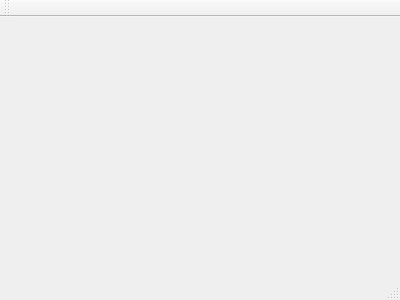
Old version of the form app/form/mainwindow.ui in the repository FormSeher/formseher.
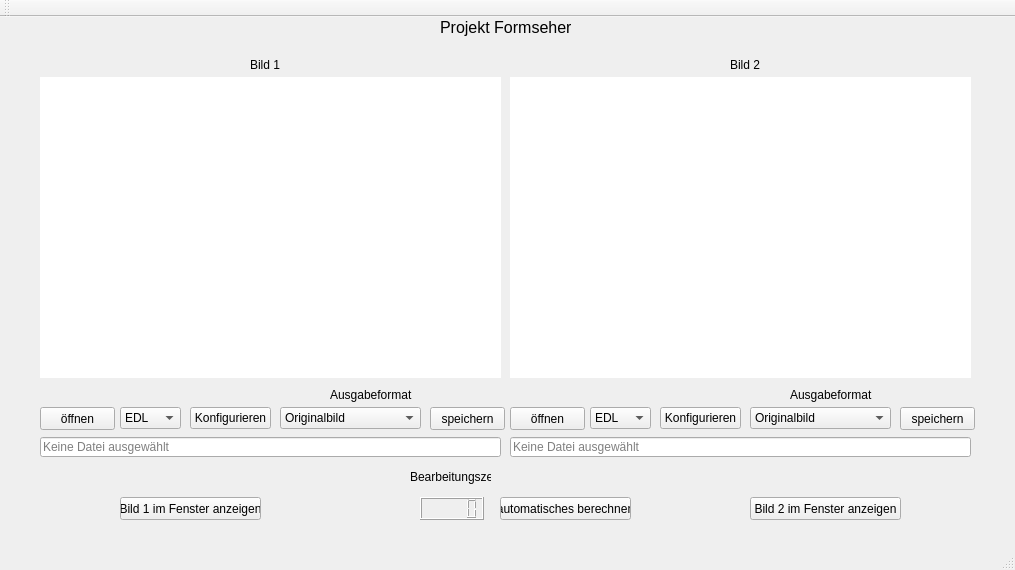
New version of the form.

Commit message: Added anwies's MainWindow.

```diff
--- a/app/form/mainwindow.ui
+++ b/app/form/mainwindow.ui
@@ -1,24 +1,1238 @@
 <ui version="4.0">
  <class>MainWindow</class>
- <widget class="QMainWindow" name="MainWindow" >
-  <property name="geometry" >
+ <widget class="QMainWindow" name="MainWindow">
+  <property name="geometry">
    <rect>
     <x>0</x>
     <y>0</y>
-    <width>400</width>
-    <height>300</height>
+    <width>1015</width>
+    <height>570</height>
    </rect>
   </property>
   <property name="windowTitle" >
    <string>MainWindow</string>
   </property>
-  <widget class="QMenuBar" name="menuBar" />
-  <widget class="QToolBar" name="mainToolBar" />
-  <widget class="QWidget" name="centralWidget" />
-  <widget class="QStatusBar" name="statusBar" />
+  <widget class="QWidget" name="centralWidget">
+   <widget class="QLabel" name="label">
+    <property name="geometry">
+     <rect>
+      <x>250</x>
+      <y>40</y>
+      <width>71</width>
+      <height>16</height>
+     </rect>
+    </property>
+    <property name="text">
+     <string>Bild 1</string>
+    </property>
+   </widget>
+   <widget class="QLCDNumber" name="runtime">
+    <property name="geometry">
+     <rect>
+      <x>420</x>
+      <y>480</y>
+      <width>64</width>
+      <height>23</height>
+     </rect>
+    </property>
+   </widget>
+   <widget class="QPushButton" name="autocalculate">
+    <property name="geometry">
+     <rect>
+      <x>500</x>
+      <y>480</y>
+      <width>131</width>
+      <height>23</height>
+     </rect>
+    </property>
+    <property name="text">
+     <string>automatisches berechnen</string>
+    </property>
+   </widget>
+   <widget class="QLabel" name="bearbeitungszeit_2">
+    <property name="geometry">
+     <rect>
+      <x>410</x>
+      <y>450</y>
+      <width>81</width>
+      <height>20</height>
+     </rect>
+    </property>
+    <property name="text">
+     <string>Bearbeitungszeit</string>
+    </property>
+   </widget>
+   <widget class="QLabel" name="label_2">
+    <property name="geometry">
+     <rect>
+      <x>730</x>
+      <y>40</y>
+      <width>71</width>
+      <height>16</height>
+     </rect>
+    </property>
+    <property name="text">
+     <string>Bild 2</string>
+    </property>
+   </widget>
+   <widget class="QLabel" name="label_7">
+    <property name="geometry">
+     <rect>
+      <x>440</x>
+      <y>0</y>
+      <width>131</width>
+      <height>21</height>
+     </rect>
+    </property>
+    <property name="font">
+     <font>
+      <pointsize>12</pointsize>
+     </font>
+    </property>
+    <property name="text">
+     <string>Projekt Formseher</string>
+    </property>
+   </widget>
+   <widget class="QLabel" name="label_6">
+    <property name="geometry">
+     <rect>
+      <x>790</x>
+      <y>370</y>
+      <width>91</width>
+      <height>16</height>
+     </rect>
+    </property>
+    <property name="text">
+     <string>Ausgabeformat</string>
+    </property>
+   </widget>
+   <widget class="QComboBox" name="comboBox_2">
+    <property name="geometry">
+     <rect>
+      <x>590</x>
+      <y>390</y>
+      <width>61</width>
+      <height>22</height>
+     </rect>
+    </property>
+    <item>
+     <property name="text">
+      <string>EDL</string>
+     </property>
+    </item>
+    <item>
+     <property name="text">
+      <string>LSD</string>
+     </property>
+    </item>
+    <item>
+     <property name="text">
+      <string>Hough</string>
+     </property>
+    </item>
+   </widget>
+   <widget class="QPushButton" name="save1">
+    <property name="geometry">
+     <rect>
+      <x>430</x>
+      <y>390</y>
+      <width>75</width>
+      <height>23</height>
+     </rect>
+    </property>
+    <property name="text">
+     <string>speichern</string>
+    </property>
+   </widget>
+   <widget class="QComboBox" name="comboBox">
+    <property name="geometry">
+     <rect>
+      <x>120</x>
+      <y>390</y>
+      <width>61</width>
+      <height>22</height>
+     </rect>
+    </property>
+    <item>
+     <property name="text">
+      <string>EDL</string>
+     </property>
+    </item>
+    <item>
+     <property name="text">
+      <string>LSD</string>
+     </property>
+    </item>
+    <item>
+     <property name="text">
+      <string>Hough</string>
+     </property>
+    </item>
+   </widget>
+   <widget class="QComboBox" name="displayconfig1">
+    <property name="geometry">
+     <rect>
+      <x>280</x>
+      <y>390</y>
+      <width>141</width>
+      <height>22</height>
+     </rect>
+    </property>
+    <item>
+     <property name="text">
+      <string>Originalbild</string>
+     </property>
+    </item>
+    <item>
+     <property name="text">
+      <string>Linienbild</string>
+     </property>
+    </item>
+    <item>
+     <property name="text">
+      <string>Original- und Linienbild</string>
+     </property>
+    </item>
+   </widget>
+   <widget class="QLabel" name="label_3">
+    <property name="geometry">
+     <rect>
+      <x>330</x>
+      <y>370</y>
+      <width>91</width>
+      <height>16</height>
+     </rect>
+    </property>
+    <property name="text">
+     <string>Ausgabeformat</string>
+    </property>
+   </widget>
+   <widget class="QPushButton" name="pushButton_2">
+    <property name="geometry">
+     <rect>
+      <x>660</x>
+      <y>390</y>
+      <width>81</width>
+      <height>22</height>
+     </rect>
+    </property>
+    <property name="text">
+     <string>Konfigurieren</string>
+    </property>
+   </widget>
+   <widget class="QPushButton" name="openpicture1">
+    <property name="geometry">
+     <rect>
+      <x>40</x>
+      <y>390</y>
+      <width>75</width>
+      <height>23</height>
+     </rect>
+    </property>
+    <property name="text">
+     <string>öffnen</string>
+    </property>
+   </widget>
+   <widget class="QPushButton" name="pushButton">
+    <property name="geometry">
+     <rect>
+      <x>190</x>
+      <y>390</y>
+      <width>81</width>
+      <height>22</height>
+     </rect>
+    </property>
+    <property name="text">
+     <string>Konfigurieren</string>
+    </property>
+   </widget>
+   <widget class="QPushButton" name="openpicture2">
+    <property name="geometry">
+     <rect>
+      <x>510</x>
+      <y>390</y>
+      <width>75</width>
+      <height>23</height>
+     </rect>
+    </property>
+    <property name="text">
+     <string>öffnen</string>
+    </property>
+   </widget>
+   <widget class="QComboBox" name="displayconfig2">
+    <property name="geometry">
+     <rect>
+      <x>750</x>
+      <y>390</y>
+      <width>141</width>
+      <height>22</height>
+     </rect>
+    </property>
+    <item>
+     <property name="text">
+      <string>Originalbild</string>
+     </property>
+    </item>
+    <item>
+     <property name="text">
+      <string>Linienbild</string>
+     </property>
+    </item>
+    <item>
+     <property name="text">
+      <string>Original- und Linienbild</string>
+     </property>
+    </item>
+   </widget>
+   <widget class="QPushButton" name="save2">
+    <property name="geometry">
+     <rect>
+      <x>900</x>
+      <y>390</y>
+      <width>75</width>
+      <height>23</height>
+     </rect>
+    </property>
+    <property name="text">
+     <string>speichern</string>
+    </property>
+   </widget>
+   <widget class="QPushButton" name="pushButton_3">
+    <property name="geometry">
+     <rect>
+      <x>120</x>
+      <y>480</y>
+      <width>141</width>
+      <height>23</height>
+     </rect>
+    </property>
+    <property name="text">
+     <string>Bild 1 im Fenster anzeigen</string>
+    </property>
+   </widget>
+   <widget class="QPushButton" name="pushButton_4">
+    <property name="geometry">
+     <rect>
+      <x>750</x>
+      <y>480</y>
+      <width>151</width>
+      <height>23</height>
+     </rect>
+    </property>
+    <property name="text">
+     <string>Bild 2 im Fenster anzeigen</string>
+    </property>
+   </widget>
+   <widget class="QLineEdit" name="lineEdit1">
+    <property name="geometry">
+     <rect>
+      <x>40</x>
+      <y>420</y>
+      <width>461</width>
+      <height>20</height>
+     </rect>
+    </property>
+    <property name="placeholderText">
+     <string>Keine Datei ausgewählt</string>
+    </property>
+   </widget>
+   <widget class="QLineEdit" name="lineEdit2">
+    <property name="geometry">
+     <rect>
+      <x>510</x>
+      <y>420</y>
+      <width>461</width>
+      <height>20</height>
+     </rect>
+    </property>
+    <property name="placeholderText">
+     <string>Keine Datei ausgewählt</string>
+    </property>
+   </widget>
+   <widget class="QLabel" name="labelview1">
+    <property name="geometry">
+     <rect>
+      <x>40</x>
+      <y>60</y>
+      <width>461</width>
+      <height>301</height>
+     </rect>
+    </property>
+    <property name="palette">
+     <palette>
+      <active>
+       <colorrole role="WindowText">
+        <brush brushstyle="SolidPattern">
+         <color alpha="255">
+          <red>0</red>
+          <green>0</green>
+          <blue>0</blue>
+         </color>
+        </brush>
+       </colorrole>
+       <colorrole role="Button">
+        <brush brushstyle="SolidPattern">
+         <color alpha="255">
+          <red>255</red>
+          <green>255</green>
+          <blue>255</blue>
+         </color>
+        </brush>
+       </colorrole>
+       <colorrole role="Light">
+        <brush brushstyle="SolidPattern">
+         <color alpha="255">
+          <red>255</red>
+          <green>255</green>
+          <blue>255</blue>
+         </color>
+        </brush>
+       </colorrole>
+       <colorrole role="Midlight">
+        <brush brushstyle="SolidPattern">
+         <color alpha="255">
+          <red>255</red>
+          <green>255</green>
+          <blue>255</blue>
+         </color>
+        </brush>
+       </colorrole>
+       <colorrole role="Dark">
+        <brush brushstyle="SolidPattern">
+         <color alpha="255">
+          <red>127</red>
+          <green>127</green>
+          <blue>127</blue>
+         </color>
+        </brush>
+       </colorrole>
+       <colorrole role="Mid">
+        <brush brushstyle="SolidPattern">
+         <color alpha="255">
+          <red>170</red>
+          <green>170</green>
+          <blue>170</blue>
+         </color>
+        </brush>
+       </colorrole>
+       <colorrole role="Text">
+        <brush brushstyle="SolidPattern">
+         <color alpha="255">
+          <red>0</red>
+          <green>0</green>
+          <blue>0</blue>
+         </color>
+        </brush>
+       </colorrole>
+       <colorrole role="BrightText">
+        <brush brushstyle="SolidPattern">
+         <color alpha="255">
+          <red>255</red>
+          <green>255</green>
+          <blue>255</blue>
+         </color>
+        </brush>
+       </colorrole>
+       <colorrole role="ButtonText">
+        <brush brushstyle="SolidPattern">
+         <color alpha="255">
+          <red>0</red>
+          <green>0</green>
+          <blue>0</blue>
+         </color>
+        </brush>
+       </colorrole>
+       <colorrole role="Base">
+        <brush brushstyle="SolidPattern">
+         <color alpha="255">
+          <red>255</red>
+          <green>255</green>
+          <blue>255</blue>
+         </color>
+        </brush>
+       </colorrole>
+       <colorrole role="Window">
+        <brush brushstyle="SolidPattern">
+         <color alpha="255">
+          <red>255</red>
+          <green>255</green>
+          <blue>255</blue>
+         </color>
+        </brush>
+       </colorrole>
+       <colorrole role="Shadow">
+        <brush brushstyle="SolidPattern">
+         <color alpha="255">
+          <red>0</red>
+          <green>0</green>
+          <blue>0</blue>
+         </color>
+        </brush>
+       </colorrole>
+       <colorrole role="AlternateBase">
+        <brush brushstyle="SolidPattern">
+         <color alpha="255">
+          <red>255</red>
+          <green>255</green>
+          <blue>255</blue>
+         </color>
+        </brush>
+       </colorrole>
+       <colorrole role="ToolTipBase">
+        <brush brushstyle="SolidPattern">
+         <color alpha="255">
+          <red>255</red>
+          <green>255</green>
+          <blue>220</blue>
+         </color>
+        </brush>
+       </colorrole>
+       <colorrole role="ToolTipText">
+        <brush brushstyle="SolidPattern">
+         <color alpha="255">
+          <red>0</red>
+          <green>0</green>
+          <blue>0</blue>
+         </color>
+        </brush>
+       </colorrole>
+      </active>
+      <inactive>
+       <colorrole role="WindowText">
+        <brush brushstyle="SolidPattern">
+         <color alpha="255">
+          <red>0</red>
+          <green>0</green>
+          <blue>0</blue>
+         </color>
+        </brush>
+       </colorrole>
+       <colorrole role="Button">
+        <brush brushstyle="SolidPattern">
+         <color alpha="255">
+          <red>255</red>
+          <green>255</green>
+          <blue>255</blue>
+         </color>
+        </brush>
+       </colorrole>
+       <colorrole role="Light">
+        <brush brushstyle="SolidPattern">
+         <color alpha="255">
+          <red>255</red>
+          <green>255</green>
+          <blue>255</blue>
+         </color>
+        </brush>
+       </colorrole>
+       <colorrole role="Midlight">
+        <brush brushstyle="SolidPattern">
+         <color alpha="255">
+          <red>255</red>
+          <green>255</green>
+          <blue>255</blue>
+         </color>
+        </brush>
+       </colorrole>
+       <colorrole role="Dark">
+        <brush brushstyle="SolidPattern">
+         <color alpha="255">
+          <red>127</red>
+          <green>127</green>
+          <blue>127</blue>
+         </color>
+        </brush>
+       </colorrole>
+       <colorrole role="Mid">
+        <brush brushstyle="SolidPattern">
+         <color alpha="255">
+          <red>170</red>
+          <green>170</green>
+          <blue>170</blue>
+         </color>
+        </brush>
+       </colorrole>
+       <colorrole role="Text">
+        <brush brushstyle="SolidPattern">
+         <color alpha="255">
+          <red>0</red>
+          <green>0</green>
+          <blue>0</blue>
+         </color>
+        </brush>
+       </colorrole>
+       <colorrole role="BrightText">
+        <brush brushstyle="SolidPattern">
+         <color alpha="255">
+          <red>255</red>
+          <green>255</green>
+          <blue>255</blue>
+         </color>
+        </brush>
+       </colorrole>
+       <colorrole role="ButtonText">
+        <brush brushstyle="SolidPattern">
+         <color alpha="255">
+          <red>0</red>
+          <green>0</green>
+          <blue>0</blue>
+         </color>
+        </brush>
+       </colorrole>
+       <colorrole role="Base">
+        <brush brushstyle="SolidPattern">
+         <color alpha="255">
+          <red>255</red>
+          <green>255</green>
+          <blue>255</blue>
+         </color>
+        </brush>
+       </colorrole>
+       <colorrole role="Window">
+        <brush brushstyle="SolidPattern">
+         <color alpha="255">
+          <red>255</red>
+          <green>255</green>
+          <blue>255</blue>
+         </color>
+        </brush>
+       </colorrole>
+       <colorrole role="Shadow">
+        <brush brushstyle="SolidPattern">
+         <color alpha="255">
+          <red>0</red>
+          <green>0</green>
+          <blue>0</blue>
+         </color>
+        </brush>
+       </colorrole>
+       <colorrole role="AlternateBase">
+        <brush brushstyle="SolidPattern">
+         <color alpha="255">
+          <red>255</red>
+          <green>255</green>
+          <blue>255</blue>
+         </color>
+        </brush>
+       </colorrole>
+       <colorrole role="ToolTipBase">
+        <brush brushstyle="SolidPattern">
+         <color alpha="255">
+          <red>255</red>
+          <green>255</green>
+          <blue>220</blue>
+         </color>
+        </brush>
+       </colorrole>
+       <colorrole role="ToolTipText">
+        <brush brushstyle="SolidPattern">
+         <color alpha="255">
+          <red>0</red>
+          <green>0</green>
+          <blue>0</blue>
+         </color>
+        </brush>
+       </colorrole>
+      </inactive>
+      <disabled>
+       <colorrole role="WindowText">
+        <brush brushstyle="SolidPattern">
+         <color alpha="255">
+          <red>127</red>
+          <green>127</green>
+          <blue>127</blue>
+         </color>
+        </brush>
+       </colorrole>
+       <colorrole role="Button">
+        <brush brushstyle="SolidPattern">
+         <color alpha="255">
+          <red>255</red>
+          <green>255</green>
+          <blue>255</blue>
+         </color>
+        </brush>
+       </colorrole>
+       <colorrole role="Light">
+        <brush brushstyle="SolidPattern">
+         <color alpha="255">
+          <red>255</red>
+          <green>255</green>
+          <blue>255</blue>
+         </color>
+        </brush>
+       </colorrole>
+       <colorrole role="Midlight">
+        <brush brushstyle="SolidPattern">
+         <color alpha="255">
+          <red>255</red>
+          <green>255</green>
+          <blue>255</blue>
+         </color>
+        </brush>
+       </colorrole>
+       <colorrole role="Dark">
+        <brush brushstyle="SolidPattern">
+         <color alpha="255">
+          <red>127</red>
+          <green>127</green>
+          <blue>127</blue>
+         </color>
+        </brush>
+       </colorrole>
+       <colorrole role="Mid">
+        <brush brushstyle="SolidPattern">
+         <color alpha="255">
+          <red>170</red>
+          <green>170</green>
+          <blue>170</blue>
+         </color>
+        </brush>
+       </colorrole>
+       <colorrole role="Text">
+        <brush brushstyle="SolidPattern">
+         <color alpha="255">
+          <red>127</red>
+          <green>127</green>
+          <blue>127</blue>
+         </color>
+        </brush>
+       </colorrole>
+       <colorrole role="BrightText">
+        <brush brushstyle="SolidPattern">
+         <color alpha="255">
+          <red>255</red>
+          <green>255</green>
+          <blue>255</blue>
+         </color>
+        </brush>
+       </colorrole>
+       <colorrole role="ButtonText">
+        <brush brushstyle="SolidPattern">
+         <color alpha="255">
+          <red>127</red>
+          <green>127</green>
+          <blue>127</blue>
+         </color>
+        </brush>
+       </colorrole>
+       <colorrole role="Base">
+        <brush brushstyle="SolidPattern">
+         <color alpha="255">
+          <red>255</red>
+          <green>255</green>
+          <blue>255</blue>
+         </color>
+        </brush>
+       </colorrole>
+       <colorrole role="Window">
+        <brush brushstyle="SolidPattern">
+         <color alpha="255">
+          <red>255</red>
+          <green>255</green>
+          <blue>255</blue>
+         </color>
+        </brush>
+       </colorrole>
+       <colorrole role="Shadow">
+        <brush brushstyle="SolidPattern">
+         <color alpha="255">
+          <red>0</red>
+          <green>0</green>
+          <blue>0</blue>
+         </color>
+        </brush>
+       </colorrole>
+       <colorrole role="AlternateBase">
+        <brush brushstyle="SolidPattern">
+         <color alpha="255">
+          <red>255</red>
+          <green>255</green>
+          <blue>255</blue>
+         </color>
+        </brush>
+       </colorrole>
+       <colorrole role="ToolTipBase">
+        <brush brushstyle="SolidPattern">
+         <color alpha="255">
+          <red>255</red>
+          <green>255</green>
+          <blue>220</blue>
+         </color>
+        </brush>
+       </colorrole>
+       <colorrole role="ToolTipText">
+        <brush brushstyle="SolidPattern">
+         <color alpha="255">
+          <red>0</red>
+          <green>0</green>
+          <blue>0</blue>
+         </color>
+        </brush>
+       </colorrole>
+      </disabled>
+     </palette>
+    </property>
+    <property name="autoFillBackground">
+     <bool>true</bool>
+    </property>
+    <property name="text">
+     <string/>
+    </property>
+   </widget>
+   <widget class="QLabel" name="labelview2">
+    <property name="geometry">
+     <rect>
+      <x>510</x>
+      <y>60</y>
+      <width>461</width>
+      <height>301</height>
+     </rect>
+    </property>
+    <property name="palette">
+     <palette>
+      <active>
+       <colorrole role="WindowText">
+        <brush brushstyle="SolidPattern">
+         <color alpha="255">
+          <red>0</red>
+          <green>0</green>
+          <blue>0</blue>
+         </color>
+        </brush>
+       </colorrole>
+       <colorrole role="Button">
+        <brush brushstyle="SolidPattern">
+         <color alpha="255">
+          <red>255</red>
+          <green>255</green>
+          <blue>255</blue>
+         </color>
+        </brush>
+       </colorrole>
+       <colorrole role="Light">
+        <brush brushstyle="SolidPattern">
+         <color alpha="255">
+          <red>255</red>
+          <green>255</green>
+          <blue>255</blue>
+         </color>
+        </brush>
+       </colorrole>
+       <colorrole role="Midlight">
+        <brush brushstyle="SolidPattern">
+         <color alpha="255">
+          <red>255</red>
+          <green>255</green>
+          <blue>255</blue>
+         </color>
+        </brush>
+       </colorrole>
+       <colorrole role="Dark">
+        <brush brushstyle="SolidPattern">
+         <color alpha="255">
+          <red>127</red>
+          <green>127</green>
+          <blue>127</blue>
+         </color>
+        </brush>
+       </colorrole>
+       <colorrole role="Mid">
+        <brush brushstyle="SolidPattern">
+         <color alpha="255">
+          <red>170</red>
+          <green>170</green>
+          <blue>170</blue>
+         </color>
+        </brush>
+       </colorrole>
+       <colorrole role="Text">
+        <brush brushstyle="SolidPattern">
+         <color alpha="255">
+          <red>0</red>
+          <green>0</green>
+          <blue>0</blue>
+         </color>
+        </brush>
+       </colorrole>
+       <colorrole role="BrightText">
+        <brush brushstyle="SolidPattern">
+         <color alpha="255">
+          <red>255</red>
+          <green>255</green>
+          <blue>255</blue>
+         </color>
+        </brush>
+       </colorrole>
+       <colorrole role="ButtonText">
+        <brush brushstyle="SolidPattern">
+         <color alpha="255">
+          <red>0</red>
+          <green>0</green>
+          <blue>0</blue>
+         </color>
+        </brush>
+       </colorrole>
+       <colorrole role="Base">
+        <brush brushstyle="SolidPattern">
+         <color alpha="255">
+          <red>255</red>
+          <green>255</green>
+          <blue>255</blue>
+         </color>
+        </brush>
+       </colorrole>
+       <colorrole role="Window">
+        <brush brushstyle="SolidPattern">
+         <color alpha="255">
+          <red>255</red>
+          <green>255</green>
+          <blue>255</blue>
+         </color>
+        </brush>
+       </colorrole>
+       <colorrole role="Shadow">
+        <brush brushstyle="SolidPattern">
+         <color alpha="255">
+          <red>0</red>
+          <green>0</green>
+          <blue>0</blue>
+         </color>
+        </brush>
+       </colorrole>
+       <colorrole role="AlternateBase">
+        <brush brushstyle="SolidPattern">
+         <color alpha="255">
+          <red>255</red>
+          <green>255</green>
+          <blue>255</blue>
+         </color>
+        </brush>
+       </colorrole>
+       <colorrole role="ToolTipBase">
+        <brush brushstyle="SolidPattern">
+         <color alpha="255">
+          <red>255</red>
+          <green>255</green>
+          <blue>220</blue>
+         </color>
+        </brush>
+       </colorrole>
+       <colorrole role="ToolTipText">
+        <brush brushstyle="SolidPattern">
+         <color alpha="255">
+          <red>0</red>
+          <green>0</green>
+          <blue>0</blue>
+         </color>
+        </brush>
+       </colorrole>
+      </active>
+      <inactive>
+       <colorrole role="WindowText">
+        <brush brushstyle="SolidPattern">
+         <color alpha="255">
+          <red>0</red>
+          <green>0</green>
+          <blue>0</blue>
+         </color>
+        </brush>
+       </colorrole>
+       <colorrole role="Button">
+        <brush brushstyle="SolidPattern">
+         <color alpha="255">
+          <red>255</red>
+          <green>255</green>
+          <blue>255</blue>
+         </color>
+        </brush>
+       </colorrole>
+       <colorrole role="Light">
+        <brush brushstyle="SolidPattern">
+         <color alpha="255">
+          <red>255</red>
+          <green>255</green>
+          <blue>255</blue>
+         </color>
+        </brush>
+       </colorrole>
+       <colorrole role="Midlight">
+        <brush brushstyle="SolidPattern">
+         <color alpha="255">
+          <red>255</red>
+          <green>255</green>
+          <blue>255</blue>
+         </color>
+        </brush>
+       </colorrole>
+       <colorrole role="Dark">
+        <brush brushstyle="SolidPattern">
+         <color alpha="255">
+          <red>127</red>
+          <green>127</green>
+          <blue>127</blue>
+         </color>
+        </brush>
+       </colorrole>
+       <colorrole role="Mid">
+        <brush brushstyle="SolidPattern">
+         <color alpha="255">
+          <red>170</red>
+          <green>170</green>
+          <blue>170</blue>
+         </color>
+        </brush>
+       </colorrole>
+       <colorrole role="Text">
+        <brush brushstyle="SolidPattern">
+         <color alpha="255">
+          <red>0</red>
+          <green>0</green>
+          <blue>0</blue>
+         </color>
+        </brush>
+       </colorrole>
+       <colorrole role="BrightText">
+        <brush brushstyle="SolidPattern">
+         <color alpha="255">
+          <red>255</red>
+          <green>255</green>
+          <blue>255</blue>
+         </color>
+        </brush>
+       </colorrole>
+       <colorrole role="ButtonText">
+        <brush brushstyle="SolidPattern">
+         <color alpha="255">
+          <red>0</red>
+          <green>0</green>
+          <blue>0</blue>
+         </color>
+        </brush>
+       </colorrole>
+       <colorrole role="Base">
+        <brush brushstyle="SolidPattern">
+         <color alpha="255">
+          <red>255</red>
+          <green>255</green>
+          <blue>255</blue>
+         </color>
+        </brush>
+       </colorrole>
+       <colorrole role="Window">
+        <brush brushstyle="SolidPattern">
+         <color alpha="255">
+          <red>255</red>
+          <green>255</green>
+          <blue>255</blue>
+         </color>
+        </brush>
+       </colorrole>
+       <colorrole role="Shadow">
+        <brush brushstyle="SolidPattern">
+         <color alpha="255">
+          <red>0</red>
+          <green>0</green>
+          <blue>0</blue>
+         </color>
+        </brush>
+       </colorrole>
+       <colorrole role="AlternateBase">
+        <brush brushstyle="SolidPattern">
+         <color alpha="255">
+          <red>255</red>
+          <green>255</green>
+          <blue>255</blue>
+         </color>
+        </brush>
+       </colorrole>
+       <colorrole role="ToolTipBase">
+        <brush brushstyle="SolidPattern">
+         <color alpha="255">
+          <red>255</red>
+          <green>255</green>
+          <blue>220</blue>
+         </color>
+        </brush>
+       </colorrole>
+       <colorrole role="ToolTipText">
+        <brush brushstyle="SolidPattern">
+         <color alpha="255">
+          <red>0</red>
+          <green>0</green>
+          <blue>0</blue>
+         </color>
+        </brush>
+       </colorrole>
+      </inactive>
+      <disabled>
+       <colorrole role="WindowText">
+        <brush brushstyle="SolidPattern">
+         <color alpha="255">
+          <red>127</red>
+          <green>127</green>
+          <blue>127</blue>
+         </color>
+        </brush>
+       </colorrole>
+       <colorrole role="Button">
+        <brush brushstyle="SolidPattern">
+         <color alpha="255">
+          <red>255</red>
+          <green>255</green>
+          <blue>255</blue>
+         </color>
+        </brush>
+       </colorrole>
+       <colorrole role="Light">
+        <brush brushstyle="SolidPattern">
+         <color alpha="255">
+          <red>255</red>
+          <green>255</green>
+          <blue>255</blue>
+         </color>
+        </brush>
+       </colorrole>
+       <colorrole role="Midlight">
+        <brush brushstyle="SolidPattern">
+         <color alpha="255">
+          <red>255</red>
+          <green>255</green>
+          <blue>255</blue>
+         </color>
+        </brush>
+       </colorrole>
+       <colorrole role="Dark">
+        <brush brushstyle="SolidPattern">
+         <color alpha="255">
+          <red>127</red>
+          <green>127</green>
+          <blue>127</blue>
+         </color>
+        </brush>
+       </colorrole>
+       <colorrole role="Mid">
+        <brush brushstyle="SolidPattern">
+         <color alpha="255">
+          <red>170</red>
+          <green>170</green>
+          <blue>170</blue>
+         </color>
+        </brush>
+       </colorrole>
+       <colorrole role="Text">
+        <brush brushstyle="SolidPattern">
+         <color alpha="255">
+          <red>127</red>
+          <green>127</green>
+          <blue>127</blue>
+         </color>
+        </brush>
+       </colorrole>
+       <colorrole role="BrightText">
+        <brush brushstyle="SolidPattern">
+         <color alpha="255">
+          <red>255</red>
+          <green>255</green>
+          <blue>255</blue>
+         </color>
+        </brush>
+       </colorrole>
+       <colorrole role="ButtonText">
+        <brush brushstyle="SolidPattern">
+         <color alpha="255">
+          <red>127</red>
+          <green>127</green>
+          <blue>127</blue>
+         </color>
+        </brush>
+       </colorrole>
+       <colorrole role="Base">
+        <brush brushstyle="SolidPattern">
+         <color alpha="255">
+          <red>255</red>
+          <green>255</green>
+          <blue>255</blue>
+         </color>
+        </brush>
+       </colorrole>
+       <colorrole role="Window">
+        <brush brushstyle="SolidPattern">
+         <color alpha="255">
+          <red>255</red>
+          <green>255</green>
+          <blue>255</blue>
+         </color>
+        </brush>
+       </colorrole>
+       <colorrole role="Shadow">
+        <brush brushstyle="SolidPattern">
+         <color alpha="255">
+          <red>0</red>
+          <green>0</green>
+          <blue>0</blue>
+         </color>
+        </brush>
+       </colorrole>
+       <colorrole role="AlternateBase">
+        <brush brushstyle="SolidPattern">
+         <color alpha="255">
+          <red>255</red>
+          <green>255</green>
+          <blue>255</blue>
+         </color>
+        </brush>
+       </colorrole>
+       <colorrole role="ToolTipBase">
+        <brush brushstyle="SolidPattern">
+         <color alpha="255">
+          <red>255</red>
+          <green>255</green>
+          <blue>220</blue>
+         </color>
+        </brush>
+       </colorrole>
+       <colorrole role="ToolTipText">
+        <brush brushstyle="SolidPattern">
+         <color alpha="255">
+          <red>0</red>
+          <green>0</green>
+          <blue>0</blue>
+         </color>
+        </brush>
+       </colorrole>
+      </disabled>
+     </palette>
+    </property>
+    <property name="autoFillBackground">
+     <bool>true</bool>
+    </property>
+    <property name="text">
+     <string/>
+    </property>
+   </widget>
+  </widget>
+  <widget class="QMenuBar" name="menuBar">
+   <property name="geometry">
+    <rect>
+     <x>0</x>
+     <y>0</y>
+     <width>1015</width>
+     <height>21</height>
+    </rect>
+   </property>
+  </widget>
+  <widget class="QToolBar" name="mainToolBar">
+   <attribute name="toolBarArea">
+    <enum>TopToolBarArea</enum>
+   </attribute>
+   <attribute name="toolBarBreak">
+    <bool>false</bool>
+   </attribute>
+  </widget>
+  <widget class="QStatusBar" name="statusBar"/>
  </widget>
- <layoutDefault spacing="6" margin="11" />
- <pixmapfunction></pixmapfunction>
+ <layoutdefault spacing="6" margin="11"/>
  <resources/>
  <connections/>
 </ui>
```
Left out of the diff: 3 changed lines with no effect on the pictures. The commit also changes 3 other files.
